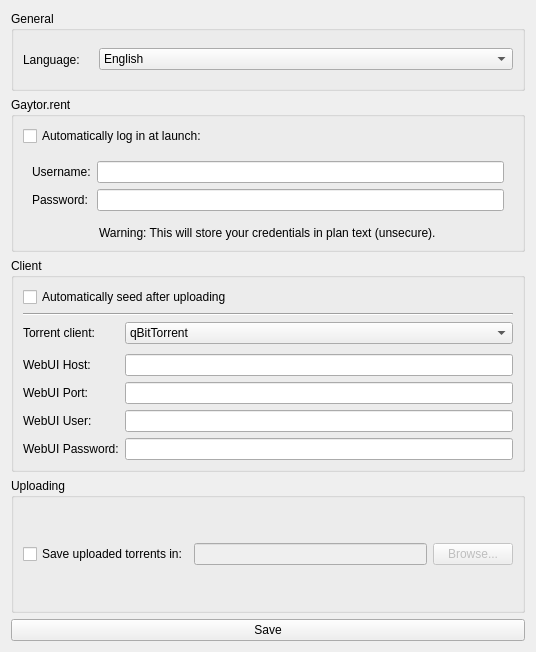
The window that src/ui/settings.ui (vancer0/guu) describes before a commit, drawn with Qt 5.
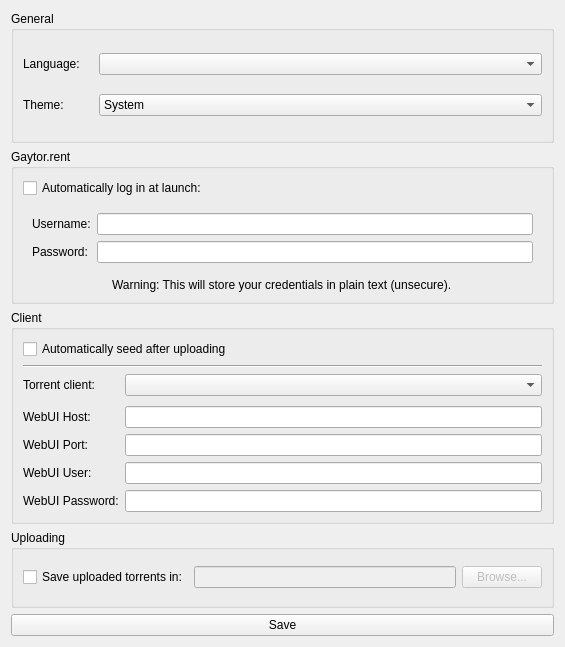
The same window after the commit. Icons and pictures are not drawn.

Commit message: Major code cleanup & Themes

Diff of the .ui file:
```diff
--- a/src/ui/settings.ui
+++ b/src/ui/settings.ui
@@ -6,8 +6,8 @@
    <rect>
     <x>0</x>
     <y>0</y>
-    <width>536</width>
-    <height>652</height>
+    <width>565</width>
+    <height>647</height>
    </rect>
   </property>
   <property name="windowTitle">
@@ -20,18 +20,39 @@
   <layout class="QVBoxLayout" name="verticalLayout">
    <item>
     <widget class="QGroupBox" name="groupBox">
+     <property name="minimumSize">
+      <size>
+       <width>0</width>
+       <height>0</height>
+      </size>
+     </property>
      <property name="maximumSize">
       <size>
        <width>16777215</width>
-       <height>80</height>
+       <height>16777215</height>
       </size>
      </property>
      <property name="title">
       <string>General</string>
      </property>
-     <layout class="QHBoxLayout" name="horizontalLayout">
-      <item>
-       <widget class="QLabel" name="label_3">
+     <layout class="QGridLayout" name="gridLayout_3">
+      <property name="leftMargin">
+       <number>9</number>
+      </property>
+      <property name="topMargin">
+       <number>9</number>
+      </property>
+      <property name="rightMargin">
+       <number>9</number>
+      </property>
+      <property name="bottomMargin">
+       <number>9</number>
+      </property>
+      <item row="0" column="1">
+       <widget class="QComboBox" name="language"/>
+      </item>
+      <item row="0" column="0">
+       <widget class="QLabel" name="languageLabel">
         <property name="maximumSize">
          <size>
           <width>70</width>
@@ -43,11 +64,28 @@
         </property>
        </widget>
       </item>
-      <item>
-       <widget class="QComboBox" name="comboBox">
+      <item row="1" column="0">
+       <widget class="QLabel" name="themeLabel">
+        <property name="text">
+         <string>Theme:</string>
+        </property>
+       </widget>
+      </item>
+      <item row="1" column="1">
+       <widget class="QComboBox" name="theme">
         <item>
          <property name="text">
-          <string>English</string>
+          <string>System</string>
+         </property>
+        </item>
+        <item>
+         <property name="text">
+          <string>Dark</string>
+         </property>
+        </item>
+        <item>
+         <property name="text">
+          <string>Light</string>
          </property>
         </item>
        </widget>
@@ -57,6 +95,12 @@
    </item>
    <item>
     <widget class="QGroupBox" name="loginBox">
+     <property name="maximumSize">
+      <size>
+       <width>16777215</width>
+       <height>16777215</height>
+      </size>
+     </property>
      <property name="title">
       <string>Gaytor.rent</string>
      </property>
@@ -104,7 +148,7 @@
       <item alignment="Qt::AlignHCenter">
        <widget class="QLabel" name="label_2">
         <property name="text">
-         <string>Warning: This will store your credentials in plan text (unsecure).</string>
+         <string>Warning: This will store your credentials in plain text (unsecure).</string>
         </property>
        </widget>
       </item>
@@ -113,6 +157,12 @@
    </item>
    <item>
     <widget class="QGroupBox" name="clientBox">
+     <property name="maximumSize">
+      <size>
+       <width>16777215</width>
+       <height>16777215</height>
+      </size>
+     </property>
      <property name="title">
       <string>Client</string>
      </property>
@@ -177,13 +227,7 @@
           <widget class="QLineEdit" name="webuiUser"/>
          </item>
          <item row="0" column="1">
-          <widget class="QComboBox" name="torrentClient">
-           <item>
-            <property name="text">
-             <string>qBitTorrent</string>
-            </property>
-           </item>
-          </widget>
+          <widget class="QComboBox" name="torrentClient"/>
          </item>
          <item row="3" column="1">
           <widget class="QLineEdit" name="webuiPort"/>
@@ -233,6 +277,12 @@
    </item>
    <item>
     <widget class="QGroupBox" name="uploadingBox">
+     <property name="maximumSize">
+      <size>
+       <width>16777215</width>
+       <height>78</height>
+      </size>
+     </property>
      <property name="title">
       <string>Uploading</string>
      </property>
```
Left out of the diff: 2 changed lines with no effect on the pictures. The commit also changes 15 other files.
